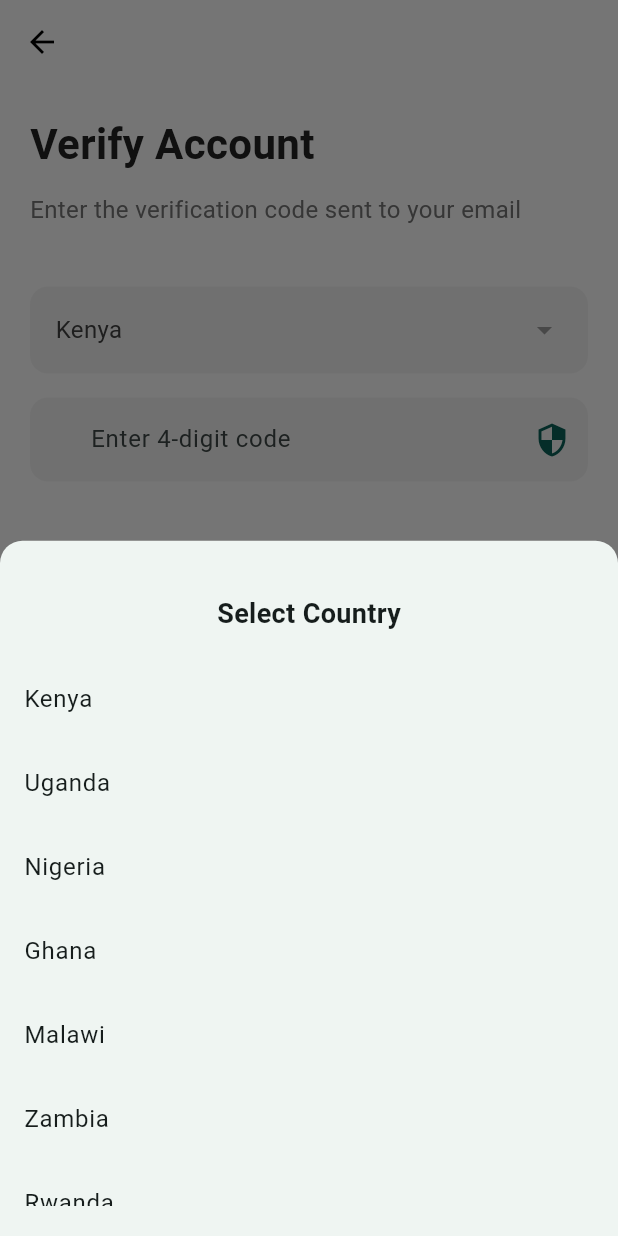
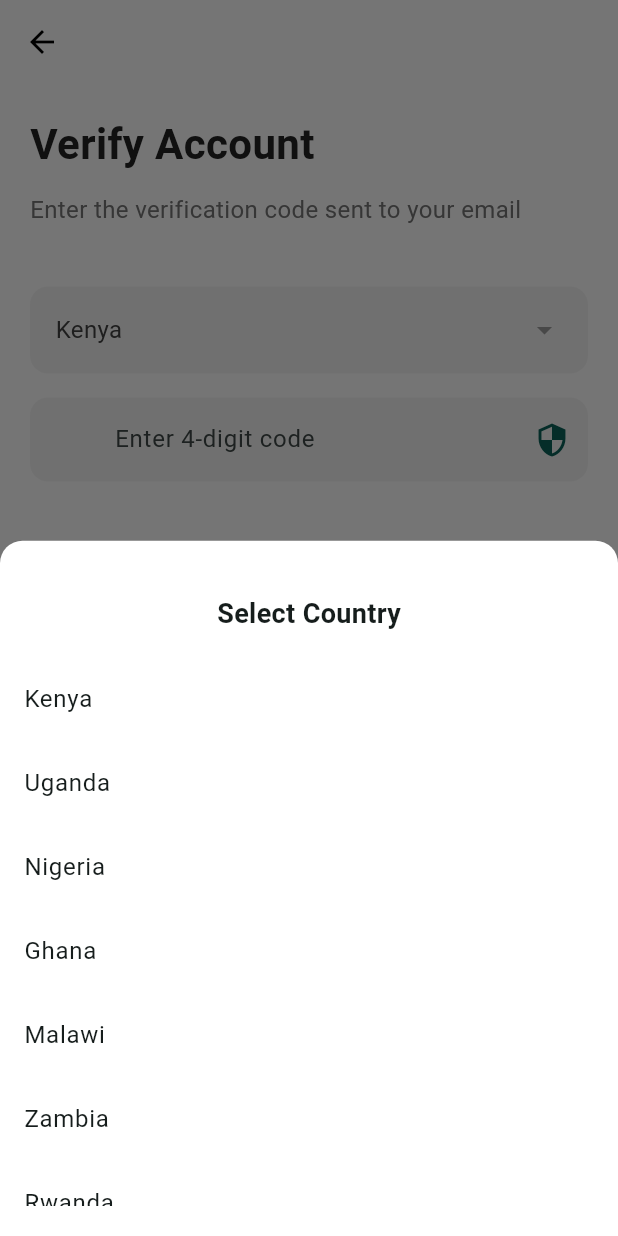
Before and after one commit to Faqih001/pretium_finance, a Flutter app: the VerifyAccountPage screen opened directly with empty values, after a tap on "Kenya", on a phone screen of 412 x 824 dp. Run offline on Flutter 3.47's test engine with Material 3 defaults, Android fonts, the phone set to English and light mode, and no system bars; our stand-ins replace shared_preferences, smooth_page_indicator; accounts and stored records are empty.

Commit message:
Fix keyboard visibility handling, update country selector background color, and improve notification text alignment

```diff
--- a/lib/screens/verify_account_page.dart
+++ b/lib/screens/verify_account_page.dart
@@ -45,8 +45,10 @@ class _VerifyAccountPageState extends State<VerifyAccountPage> {
     super.initState();
     // Monitor keyboard visibility
     WidgetsBinding.instance.addPostFrameCallback((_) {
-      final keyboardHeight = MediaQuery.of(context).viewInsets.bottom;
-      _keyboardVisible = keyboardHeight > 0;
+      setState(() {
+        final keyboardHeight = MediaQuery.of(context).viewInsets.bottom;
+        _keyboardVisible = keyboardHeight > 0;
+      });
     });
   }
 
@@ -76,6 +78,7 @@ class _VerifyAccountPageState extends State<VerifyAccountPage> {
   void _showCountrySelector() {
     showModalBottomSheet(
       context: context,
+      backgroundColor: Colors.white,
       shape: const RoundedRectangleBorder(
         borderRadius: BorderRadius.vertical(top: Radius.circular(15))
       ),
@@ -297,7 +300,7 @@ class _VerifyAccountPageState extends State<VerifyAccountPage> {
                       ),
                       filled: true,
                       fillColor: Colors.grey[100],
-                      contentPadding: const EdgeInsets.symmetric(vertical: 16),
+                      contentPadding: const EdgeInsets.symmetric(horizontal: 16, vertical: 16),
                     ),
                   ),
                   if (_codeError != null)
@@ -379,6 +382,7 @@ class _VerifyAccountPageState extends State<VerifyAccountPage> {
                   child: Text(
                     _notificationText,
                     style: const TextStyle(color: Colors.white),
+                    textAlign: TextAlign.center,
                   ),
                 ),
               ),
```
